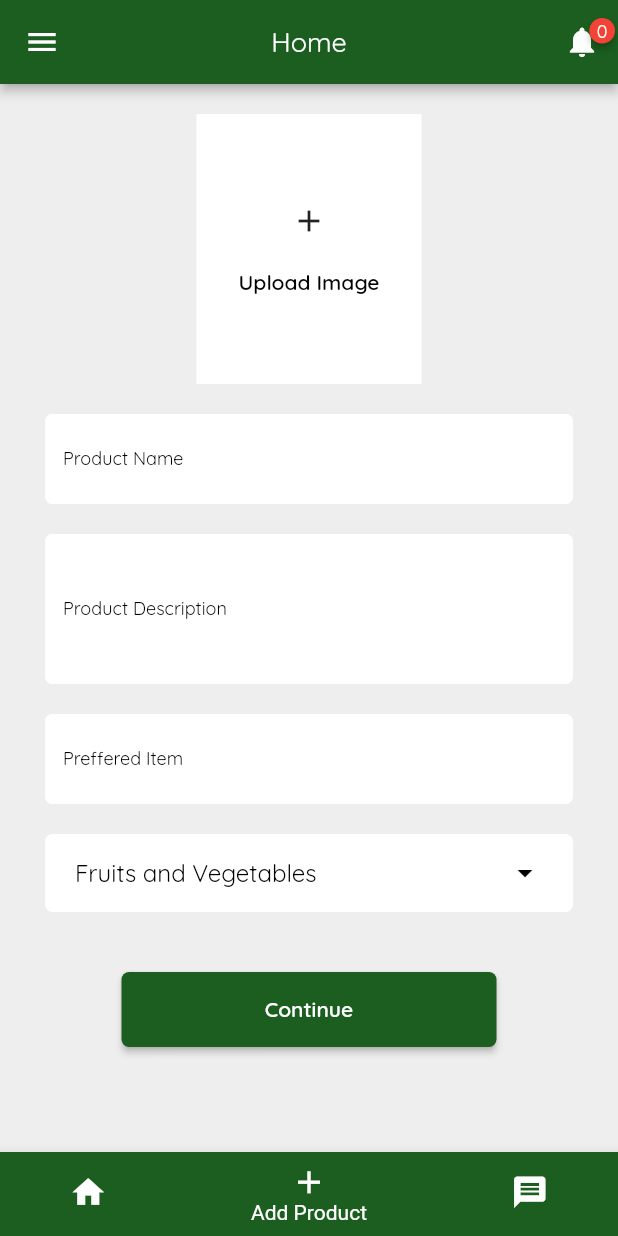
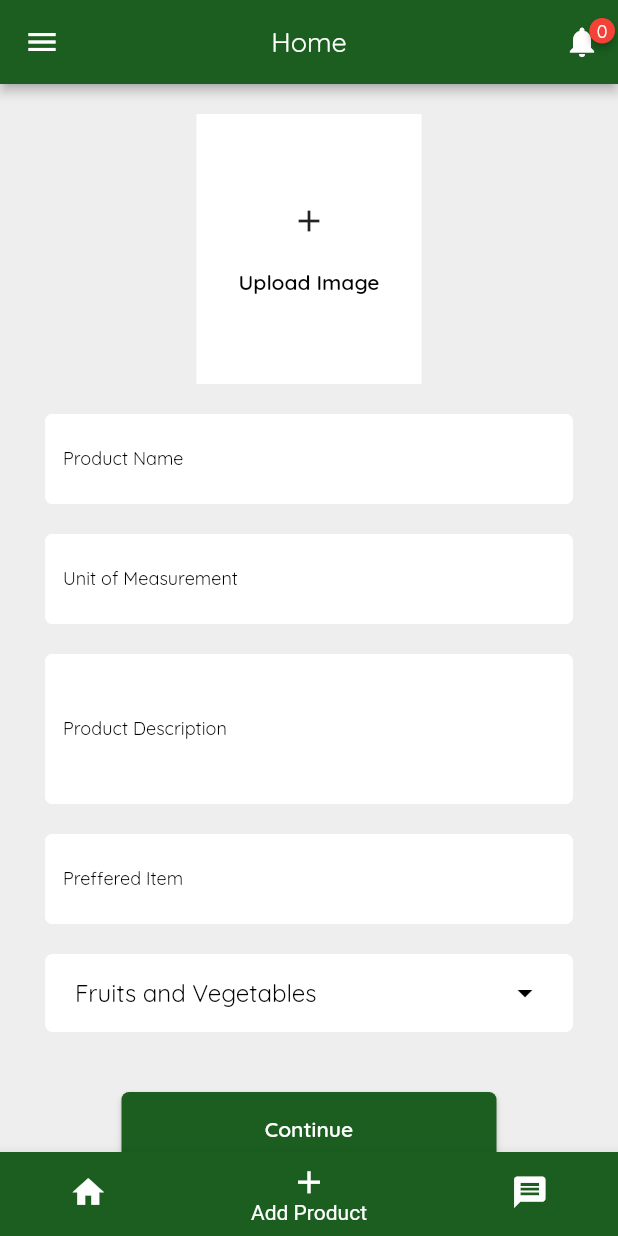
Before and after one commit to lansoyyy/Agro-Trade, a Flutter app: the screen it shows once a user with an empty profile is signed in, item 2 of the bottom bar chosen, on a phone screen of 412 x 824 dp. Run offline on Flutter 3.47's test engine with Material 2 defaults, Android fonts, the phone set to English and light mode, and no system bars; drawn by our look-alikes of badges; our stand-ins replace cloud_firestore, firebase_auth, firebase_core, firebase_storage, flutter_rating_bar, flutter_riverpod and 2 more; accounts and stored records are empty; network calls fail.

Commit message:
added unit

```diff
--- a/lib/screens/pages/add_product_page.dart
+++ b/lib/screens/pages/add_product_page.dart
@@ -105,6 +105,8 @@ class _AddProductPageState extends State<AddProductPage> {
 
   var productCategory = 'Vegetables & Fruits';
 
+  late String unit = '';
+
   @override
   Widget build(BuildContext context) {
     final Stream<DocumentSnapshot> userData = FirebaseFirestore.instance
@@ -180,6 +182,36 @@ class _AddProductPageState extends State<AddProductPage> {
                           borderRadius: BorderRadius.circular(5),
                         ),
                         labelText: 'Product Name',
+                        labelStyle: const TextStyle(
+                          fontFamily: 'QRegular',
+                          color: Colors.black,
+                          fontSize: 12.0,
+                        ),
+                      ),
+                    ),
+                  ),
+                  Padding(
+                    padding: const EdgeInsets.fromLTRB(30, 10, 30, 10),
+                    child: TextFormField(
+                      style: const TextStyle(
+                          color: Colors.black, fontFamily: 'QRegular'),
+                      onChanged: (_input) {
+                        unit = _input;
+                      },
+                      decoration: InputDecoration(
+                        fillColor: Colors.white,
+                        filled: true,
+                        enabledBorder: OutlineInputBorder(
+                          borderSide:
+                              const BorderSide(width: 1, color: Colors.white),
+                          borderRadius: BorderRadius.circular(5),
+                        ),
+                        focusedBorder: OutlineInputBorder(
+                          borderSide:
+                              const BorderSide(width: 1, color: Colors.black),
+                          borderRadius: BorderRadius.circular(5),
+                        ),
+                        labelText: 'Unit of Measurement',
                         labelStyle: const TextStyle(
                           fontFamily: 'QRegular',
                           color: Colors.black,
@@ -385,7 +417,8 @@ class _AddProductPageState extends State<AddProductPage> {
                                                   prodDesc,
                                                   prefferedItem,
                                                   imageUrls,
-                                                  productCategory);
+                                                  productCategory,
+                                                  unit);
                                               Navigator.of(context)
                                                   .pushReplacement(
                                                       MaterialPageRoute(
--- a/lib/services/cloud_function/add_product.dart
+++ b/lib/services/cloud_function/add_product.dart
@@ -10,7 +10,7 @@ Future addProduct(
     String prefferedItem,
     List imageURL,
     String categ,
-) async {
+    String unit) async {
   final docUser = FirebaseFirestore.instance.collection('products').doc();
 
   var dt = DateTime.now();
@@ -26,6 +26,7 @@ Future addProduct(
     'id': docUser.id,
     'uid': FirebaseAuth.instance.currentUser!.uid,
     'date': dt.month,
+    'unit': unit
   };
 
   await docUser.set(json);
```
Lines whose indentation alone changed are shown as unchanged.
